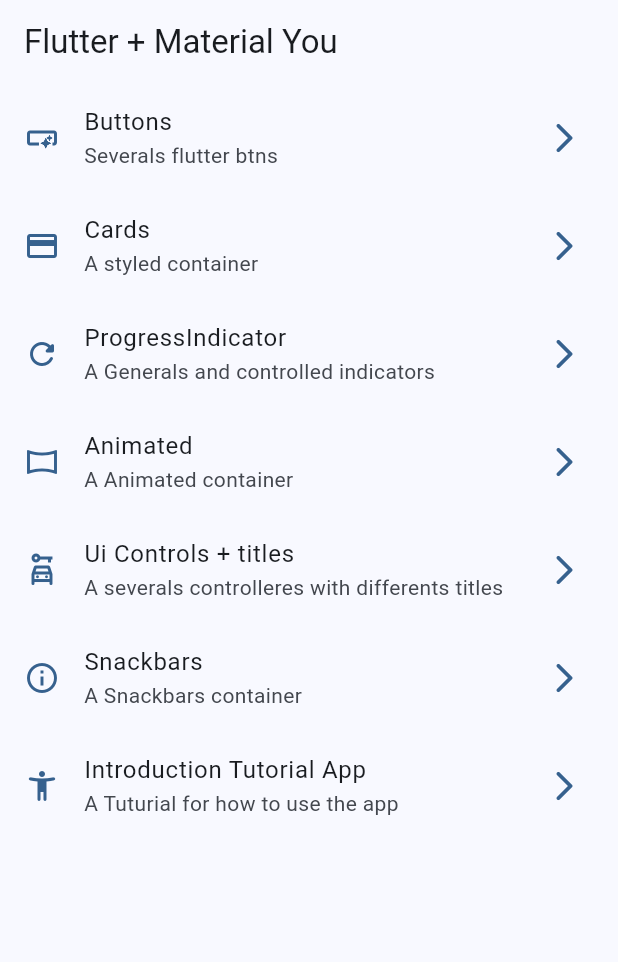
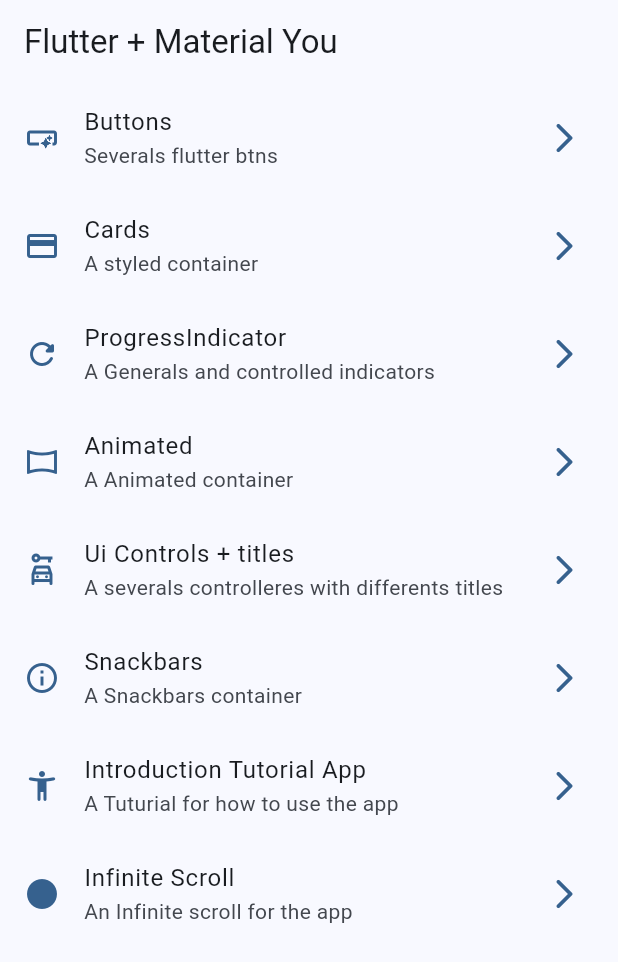
Before and after one commit to rabindranathfv/widget_app, a Flutter app: the screen it shows after launch, on a phone screen of 412 x 824 dp. Shown: the top 962 px of the screen. Run offline on Flutter 3.47's test engine with Material 3 defaults, Android fonts, the phone set to English and light mode, and no system bars; our stand-ins replace animate_do, go_router.

Commit message:
generate infinite scroll route and widget based with images

```diff
--- a/lib/config/menu/menu_items.dart
+++ b/lib/config/menu/menu_items.dart
@@ -49,5 +49,10 @@
       title: 'Introduction Tutorial App',
       subTitle: 'A Tuturial for how to use the app',
       link: '/tutorial',
-      icon: Icons.accessibility_new_rounded)
+      icon: Icons.accessibility_new_rounded),
+  MenuItem(
+      title: 'Infinite Scroll',
+      subTitle: 'An Infinite scroll for the app',
+      link: '/infinite',
+      icon: Icons.circle_rounded)
 ];
--- a/lib/config/router/app_router.dart
+++ b/lib/config/router/app_router.dart
@@ -33,5 +33,9 @@
   GoRoute(
       path: '/tutorial',
       name: AppTutorialScreen.name,
-      builder: (context, state) => const AppTutorialScreen())
+      builder: (context, state) => const AppTutorialScreen()),
+  GoRoute(
+      path: '/infinite',
+      name: InfiniteScrollScreen.name,
+      builder: (context, state) => const InfiniteScrollScreen())
 ]);
```
Also changed, not shown: lib/presentation/screens/infinite_scroll/infinite_scroll_screen.dart (+30 -4 lines).
